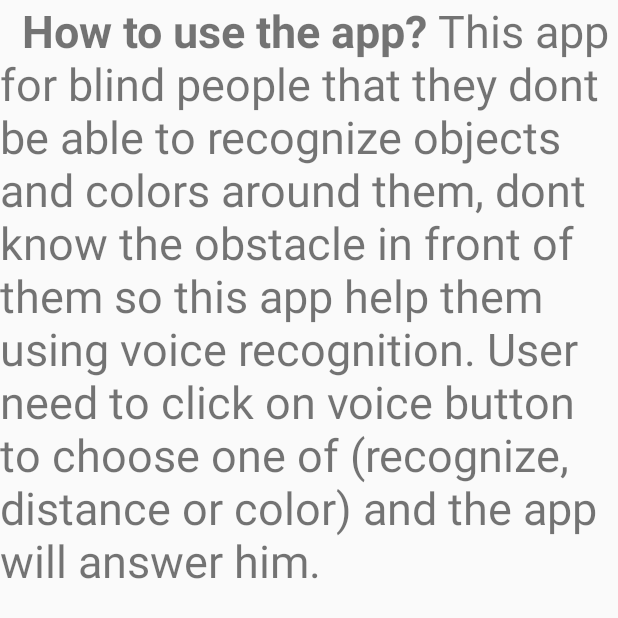
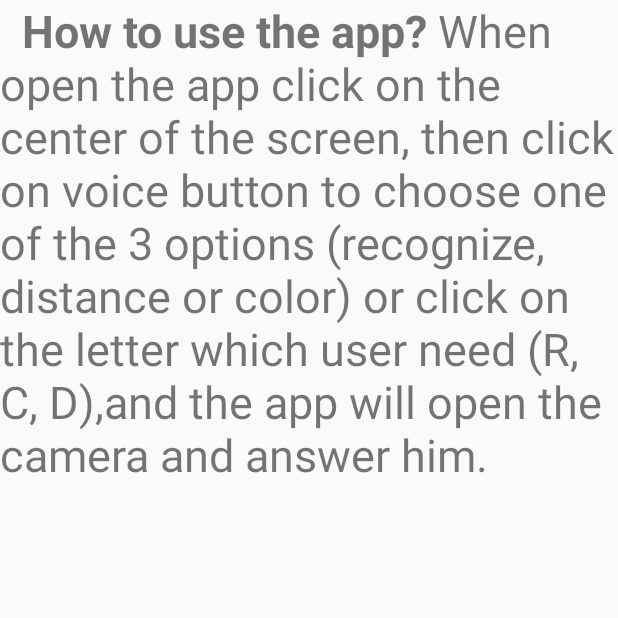
Before and after one commit to YaraEslam/Blind-s-Guide-Graduation_project-, an Android app: the layout activity_info.xml on its own in the app's theme, with its tools: preview values and no code run, on a phone screen of 412 x 824 dp. Shown: the top 618 px of the screen. Run offline under Robolectric (Android 15) with nearby library versions, the phone set to English and light mode, and no system bars.

Commit message:
Update strings.xml

```diff
--- a/ObjectRecognitionModel/app/src/main/res/values/strings.xml
+++ b/ObjectRecognitionModel/app/src/main/res/values/strings.xml
@@ -32,10 +32,9 @@
 
     <string name="Info">
         <b> How to use the app?</b>
-        This app for blind people that they dont be able to recognize objects and colors around
-        them, dont know the obstacle in front of them so this app help them using voice recognition.
-        User need to click on voice button to choose one of (recognize, distance or color)
-        and the app will answer him.
+         When open the app click on the center of the screen, then click on voice button to choose
+        one of the 3 options (recognize, distance or color) or click on the letter which user need
+        (R, C, D),and the app will open the camera and answer him.
 
     </string>
 </resources>
```
